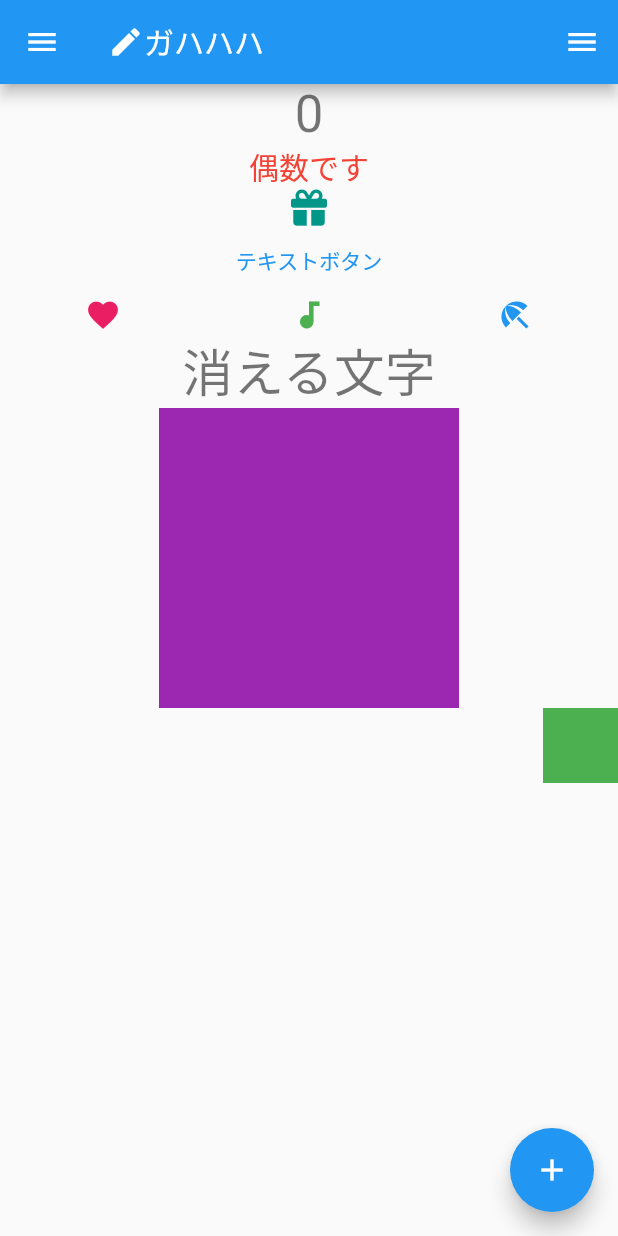
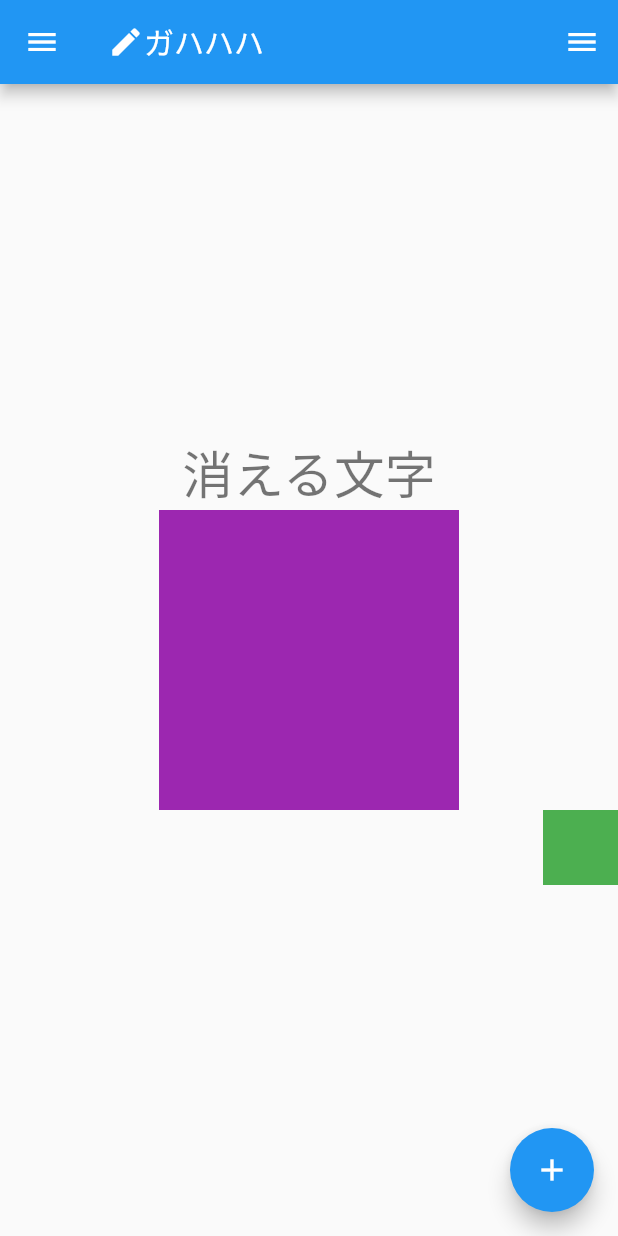
Before and after one commit to seiyapo/flutter_demo, a Flutter app: the screen it shows after launch, on a phone screen of 412 x 824 dp. Run offline on Flutter 3.47's test engine with Material 2 defaults, Android fonts, the phone set to English and light mode, and no system bars; our stand-ins replace font_awesome_flutter.

Commit message:
Scond commit

```diff
--- a/lib/main.dart
+++ b/lib/main.dart
@@ -31,23 +31,12 @@ class MyHomePage extends StatefulWidget {
   @override
   State<MyHomePage> createState() => _MyHomePageState();
 }
-
 class _MyHomePageState extends State<MyHomePage> {
-  int _counter = 0;
   bool _flag = false;
 
   _click() async {
     setState(() {
       _flag = !_flag;
-    });
-  }
-
-
-  void _incrementCounter() {
-    setState(() {
-
-      _counter++;
-
     });
   }
 
@@ -62,43 +51,9 @@ class _MyHomePageState extends State<MyHomePage> {
           Text("ガハハハ")
         ]),
       ),
-      body: Column(children: [
-        Text(
-          '$_counter',
-          style: Theme.of(context).textTheme.headline4,
-        ),
-        if (_counter % 2 == 0)
-        Text(
-          '偶数です',
-          style: TextStyle(fontSize: 20, color: Colors.red)
-        ),
-        const Center(
-          child: Icon(FontAwesomeIcons.gift, color:Colors.teal)
-        ),
-        TextButton(
-          onPressed: () => {print("ボタンが押されたよ")},
-          child: const Text("テキストボタン"),
-        ),
-        Row(
-          mainAxisAlignment: MainAxisAlignment.spaceAround,
-          children: const [
-            Icon(
-              Icons.favorite,
-              color: Colors.pink,
-              size: 24.0,
-            ),
-            Icon(
-              Icons.audiotrack,
-              color: Colors.green,
-              size: 24.0,
-            ),
-            Icon(
-              Icons.beach_access,
-              color: Colors.blue,
-              size: 24.0,
-            ),
-          ],
-        ),
+      body: Column(
+            mainAxisAlignment: MainAxisAlignment.center,
+            children: [
             AnimatedOpacity(
                 opacity: _flag ? 0.1 : 1.0,
                 duration: const Duration(seconds: 3),
@@ -120,12 +75,16 @@ class _MyHomePageState extends State<MyHomePage> {
                     height: 50,
                     child: Container(color: Colors.green)))
       ]),
+
+
         floatingActionButton: FloatingActionButton(
         onPressed: _click, child: const Icon(Icons.add),
         tooltip: 'Increment',
         ),
+
       drawer: const Drawer(child: Center(child: Text("Drawer"))),
       endDrawer: const Drawer(child: Center(child: Text("EndDrawer"))),
+
     );
 
   }
```
